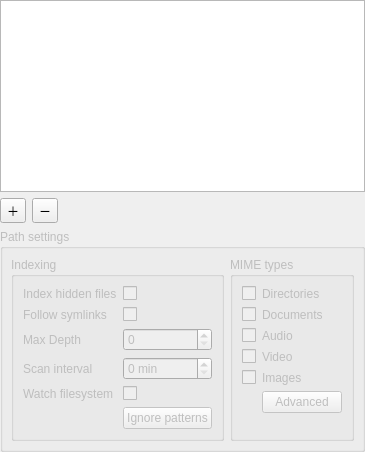
Before: the Qt Designer form files/src/configwidget.ui in albertlauncher/plugins, drawn with Qt 5.
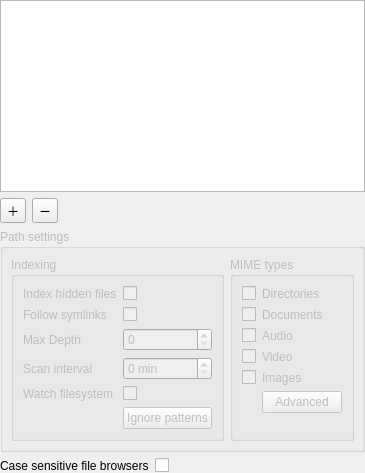
After: the same form once the commit is applied.

Diff of the .ui file:
```diff
--- a/files/src/configwidget.ui
+++ b/files/src/configwidget.ui
@@ -301,6 +301,20 @@
      </layout>
     </widget>
    </item>
+   <item>
+    <layout class="QFormLayout" name="formLayout_general">
+     <item row="0" column="0">
+      <widget class="QLabel" name="label_fsBrowserCaseSensitive">
+       <property name="text">
+        <string>Case sensitive file browsers</string>
+       </property>
+      </widget>
+     </item>
+     <item row="0" column="1">
+      <widget class="QCheckBox" name="checkBox_fsBrowsersCaseSensitive"/>
+     </item>
+    </layout>
+   </item>
    <item>
     <spacer name="verticalSpacer">
      <property name="orientation">
```
